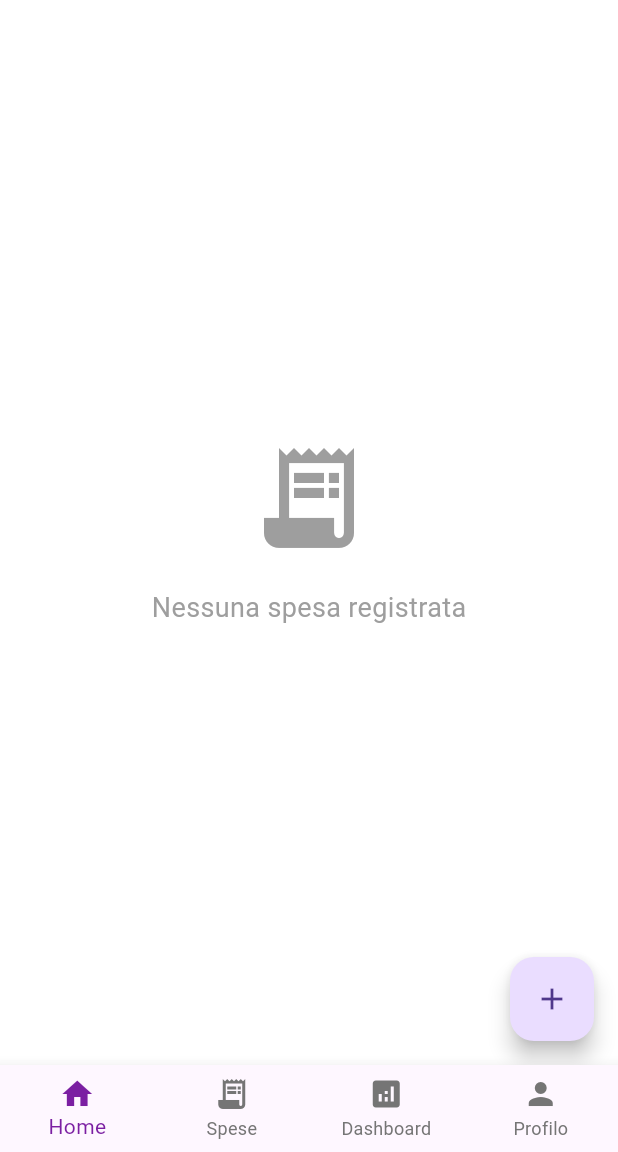
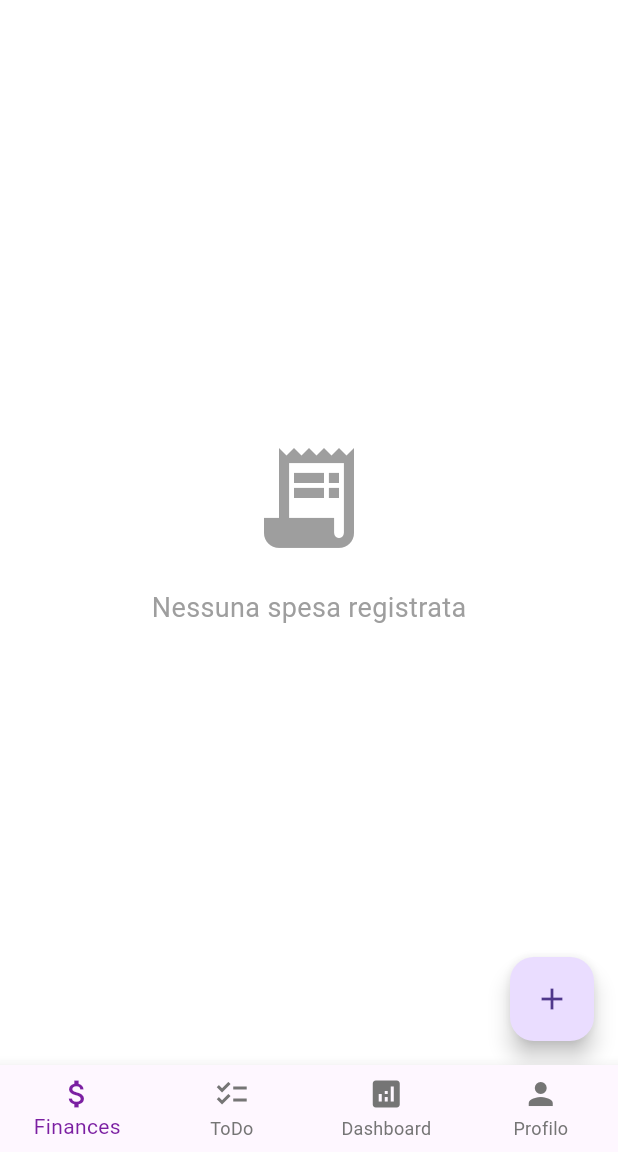
Before and after one commit to GokuGunZ/solducci, a Flutter app: the screen it shows once a user with an empty profile is signed in, on a phone screen of 412 x 824 dp, the part 84-1236 px from its top. Run offline on Flutter 3.47's test engine with Material 3 defaults, Android fonts, the phone set to English and light mode, and no system bars; our stand-ins replace currency_text_input_formatter, equatable, flutter_bloc, flutter_dotenv, get_it, go_router and 3 more; missing offline and left inert: animated_reorderable_list; accounts and stored records are empty; network calls fail.

Commit message:
fix routing

```diff
--- a/lib/views/new_homepage.dart
+++ b/lib/views/new_homepage.dart
@@ -10,6 +10,7 @@ import 'package:solducci/service/group_service.dart';
 import 'package:solducci/widgets/expense_list_item.dart';
 import 'package:solducci/widgets/context_switcher.dart';
 import 'package:solducci/utils/category_helpers.dart';
+import 'package:solducci/views/shell_with_nav.dart';
 import 'package:supabase_flutter/supabase_flutter.dart';
 
 class NewHomepage extends StatefulWidget {
@@ -742,7 +743,8 @@ class _NewHomepageState extends State<NewHomepage> {
               ),
               TextButton.icon(
                 onPressed: () {
-                  context.go('/expenses');
+                  // Navigate to Spese tab (index 1) in ShellWithNav
+                  ShellWithNav.navigateToTab(context, 1);
                 },
                 icon: const Icon(Icons.arrow_forward),
                 label: const Text('Vedi Tutte'),
--- a/lib/views/shell_with_nav.dart
+++ b/lib/views/shell_with_nav.dart
@@ -1,6 +1,6 @@
 import 'package:flutter/material.dart';
 import 'package:solducci/views/new_homepage.dart';
-import 'package:solducci/views/expense_list.dart';
+import 'package:solducci/views/documents/documents_home_view.dart';
 import 'package:solducci/views/dashboard_hub.dart';
 import 'package:solducci/views/profile_page.dart';
 
@@ -10,21 +10,27 @@ class ShellWithNav extends StatefulWidget {
   const ShellWithNav({super.key});
 
   @override
-  State<ShellWithNav> createState() => _ShellWithNavState();
+  State<ShellWithNav> createState() => ShellWithNavState();
+
+  /// Helper method to find and navigate to a specific tab
+  static void navigateToTab(BuildContext context, int index) {
+    final state = context.findAncestorStateOfType<ShellWithNavState>();
+    state?.onItemTapped(index);
+  }
 }
 
-class _ShellWithNavState extends State<ShellWithNav> {
+class ShellWithNavState extends State<ShellWithNav> {
   int _selectedIndex = 0;
 
   // List of tab pages
   static const List<Widget> _pages = [
     NewHomepage(),
-    ExpenseList(),
+    DocumentsHomeView(),
     DashboardHub(),
     ProfilePage(),
   ];
 
-  void _onItemTapped(int index) {
+  void onItemTapped(int index) {
     setState(() {
       _selectedIndex = index;
     });
@@ -33,33 +39,24 @@ class _ShellWithNavState extends State<ShellWithNav> {
   @override
   Widget build(BuildContext context) {
     return Scaffold(
-      body: IndexedStack(
-        index: _selectedIndex,
-        children: _pages,
-      ),
+      body: IndexedStack(index: _selectedIndex, children: _pages),
       bottomNavigationBar: BottomNavigationBar(
         type: BottomNavigationBarType.fixed,
         currentIndex: _selectedIndex,
-        onTap: _onItemTapped,
+        onTap: onItemTapped,
         selectedItemColor: Colors.purple[700],
         unselectedItemColor: Colors.grey[600],
         items: const [
           BottomNavigationBarItem(
-            icon: Icon(Icons.home),
-            label: 'Home',
+            icon: Icon(Icons.attach_money_sharp),
+            label: 'Finances',
           ),
-          BottomNavigationBarItem(
-            icon: Icon(Icons.receipt_long),
-            label: 'Spese',
-          ),
+          BottomNavigationBarItem(icon: Icon(Icons.checklist), label: 'ToDo'),
           BottomNavigationBarItem(
             icon: Icon(Icons.analytics),
             label: 'Dashboard',
           ),
-          BottomNavigationBarItem(
-            icon: Icon(Icons.person),
-            label: 'Profilo',
-          ),
+          BottomNavigationBarItem(icon: Icon(Icons.person), label: 'Profilo'),
         ],
       ),
     );
```
Also changed, not shown: lib/views/profile_page.dart (+0 -9 lines).
